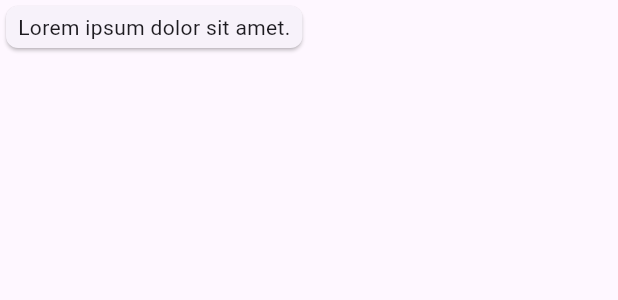
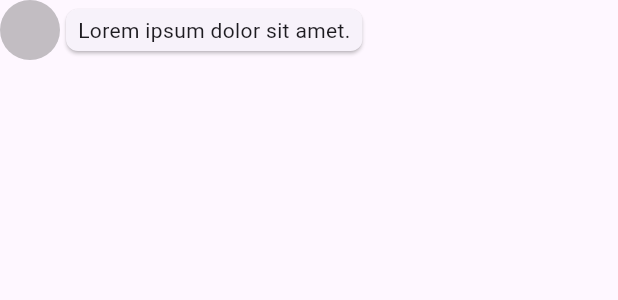
Before and after one commit to greywolfcode/Chronovisor, a Flutter app: the ChatMessage widget shown alone on an empty page, opened directly, on a phone screen of 412 x 824 dp. Shown: the top 300 px of the screen. Run offline on Flutter 3.47's test engine with Material 3 defaults, Android fonts, the phone set to English and light mode, and no system bars; our stand-ins replace drift, file_picker; missing offline and left inert: resizable_widget; accounts and stored records are empty; generated files the repository leaves out were written again; Roboto replaces fonts that are missing (Google Sans); project files that could hold a hidden picture were left out.

Commit message:
Add placeholder for account icon

```diff
--- a/src/chronovisor/lib/themes.dart
+++ b/src/chronovisor/lib/themes.dart
@@ -81,7 +81,13 @@ class ChatMessage extends StatelessWidget
   @override
   Widget build(BuildContext context)
   {
-    return Card(
+    return Row(
+      children: [
+        CircleAvatar(
+          backgroundColor: Color.fromARGB(100, 100, 100, 100),
+          radius: 20.0,
+        ),
+        Card(
           shape: RoundedRectangleBorder(
             borderRadius: BorderRadius.circular(8.0),
           ),
@@ -99,8 +105,10 @@ class ChatMessage extends StatelessWidget
                   text: text,
                   style: DefaultTextStyle.of(context).style
                 )
+              ),
             )
           )
+      ]
     );
   }
 }
```
Lines whose indentation alone changed are shown as unchanged.
